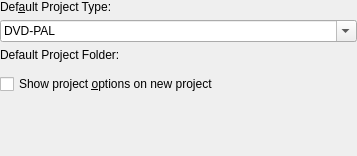
Qt form src/kmfoptions.ui (google-code-export/kmediafactory) before a commit.
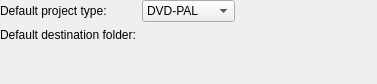
The same form after that commit. Custom widgets are drawn as their Qt base class.

The edit to the form file:
```diff
--- a/src/kmfoptions.ui
+++ b/src/kmfoptions.ui
@@ -1,37 +1,28 @@
 <ui version="4.0" >
  <class>KMFOptions</class>
- <widget class="QWidget" name="KMFOptions" >
-  <property name="geometry" >
+ <widget class="QWidget" name="KMFOptions">
+  <property name="geometry">
    <rect>
     <x>0</x>
     <y>0</y>
-    <width>357</width>
-    <height>156</height>
+    <width>377</width>
+    <height>84</height>
    </rect>
   </property>
   <property name="windowTitle" >
    <string>KMediaFactory Settings</string>
   </property>
-  <layout class="QVBoxLayout" >
-   <property name="spacing" >
-    <number>-1</number>
+  <layout class="QFormLayout" name="formLayout">
+   <property name="fieldGrowthPolicy">
+    <enum>QFormLayout::ExpandingFieldsGrow</enum>
    </property>
-   <property name="leftMargin" >
+   <property name="margin">
     <number>0</number>
    </property>
-   <property name="topMargin" >
-    <number>0</number>
-   </property>
-   <property name="rightMargin" >
-    <number>0</number>
-   </property>
-   <property name="bottomMargin" >
-    <number>0</number>
-   </property>
-   <item>
-    <widget class="QLabel" name="typeLabel" >
-     <property name="text" >
-      <string>Def&amp;ault Project Type:</string>
+   <item row="0" column="0">
+    <widget class="QLabel" name="typeLabel">
+     <property name="text">
+      <string>Default project type:</string>
      </property>
      <property name="wordWrap" >
       <bool>false</bool>
@@ -41,11 +32,8 @@
      </property>
     </widget>
    </item>
-   <item>
-    <widget class="QComboBox" name="kcfg_DefaultProjectType" >
-     <property name="editable" >
-      <bool>true</bool>
-     </property>
+   <item row="0" column="1">
+    <widget class="QComboBox" name="kcfg_DefaultProjectType">
      <item>
       <property name="text" >
        <string>DVD-PAL</string>
@@ -58,10 +46,10 @@
      </item>
     </widget>
    </item>
-   <item>
-    <widget class="QLabel" name="directoryLabel" >
-     <property name="text" >
-      <string>Default Project Folder:</string>
+   <item row="1" column="0">
+    <widget class="QLabel" name="directoryLabel">
+     <property name="text">
+      <string>Default destination folder:</string>
      </property>
      <property name="wordWrap" >
       <bool>false</bool>
@@ -71,39 +59,13 @@
      </property>
     </widget>
    </item>
-   <item>
-    <widget class="KUrlRequester" name="kcfg_DefaultProjectDirectory" />
-   </item>
-   <item>
-    <widget class="QCheckBox" name="kcfg_ShowProjectOptionsOnNew" >
-     <property name="text" >
-      <string>Show project &amp;options on new project</string>
-     </property>
-     <property name="shortcut" >
-      <string>Alt+O</string>
-     </property>
-    </widget>
-   </item>
-   <item>
-    <spacer>
-     <property name="orientation" >
-      <enum>Qt::Vertical</enum>
-     </property>
-     <property name="sizeType" >
-      <enum>QSizePolicy::Expanding</enum>
-     </property>
-     <property name="sizeHint" >
-      <size>
-       <width>20</width>
-       <height>40</height>
-      </size>
-     </property>
-    </spacer>
+   <item row="1" column="1">
+    <widget class="KUrlRequester" name="kcfg_DefaultProjectDirectory"/>
    </item>
   </layout>
  </widget>
- <layoutdefault spacing="6" margin="11" />
- <layoutfunction spacing="KDialog::spacingHint" margin="KDialog::marginHint" />
+ <layoutdefault spacing="6" margin="11"/>
+ <layoutfunction spacing="KDialog::spacingHint" margin="KDialog::marginHint"/>
  <pixmapfunction>BTN_ICON</pixmapfunction>
  <customwidgets>
   <customwidget>
```
Left out of the diff: 17 changed lines with no effect on the pictures.
